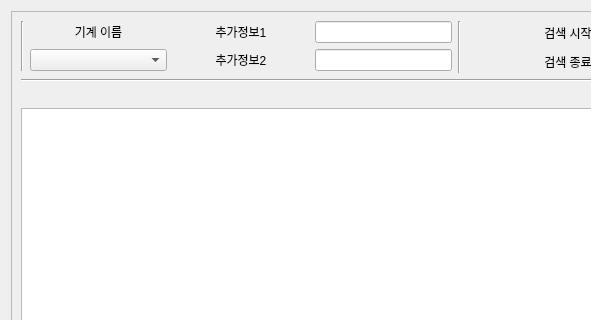
good7zzang/QT_DBA, file dbsearchact.ui: the form before one commit; both pictures show x 0 to 591 and y 0 to 320 of the 1100 by 1000 pixel window.
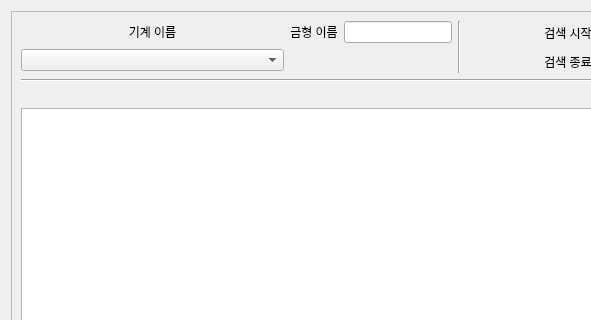
The form after the commit.

Diff of the .ui file:
```diff
--- a/dbsearchact.ui
+++ b/dbsearchact.ui
@@ -107,17 +107,7 @@
        </item>
        <item row="0" column="0">
         <layout class="QGridLayout" name="gridLayout_6">
-         <item row="1" column="1">
-          <widget class="QComboBox" name="comboBox_2"/>
-         </item>
-         <item row="0" column="0" rowspan="2">
-          <widget class="Line" name="line_2">
-           <property name="orientation">
-            <enum>Qt::Vertical</enum>
-           </property>
-          </widget>
-         </item>
-         <item row="0" column="1">
+         <item row="0" column="0">
           <widget class="QLabel" name="label_2">
            <property name="text">
             <string>기계 이름</string>
@@ -127,44 +117,33 @@
            </property>
           </widget>
          </item>
-         <item row="1" column="2">
-          <widget class="QLabel" name="label_6">
-           <property name="text">
-            <string>추가정보2</string>
-           </property>
-           <property name="alignment">
-            <set>Qt::AlignCenter</set>
-           </property>
-          </widget>
+         <item row="1" column="0">
+          <widget class="QComboBox" name="comboBox_2"/>
          </item>
          <item row="0" column="2">
-          <widget class="QLabel" name="label_5">
-           <property name="text">
-            <string>추가정보1</string>
-           </property>
-           <property name="alignment">
-            <set>Qt::AlignCenter</set>
-           </property>
-          </widget>
-         </item>
-         <item row="0" column="3">
           <widget class="QLineEdit" name="lineEdit">
            <property name="sizePolicy">
-            <sizepolicy hsizetype="Preferred" vsizetype="Fixed">
+            <sizepolicy hsizetype="Maximum" vsizetype="Fixed">
              <horstretch>0</horstretch>
              <verstretch>0</verstretch>
             </sizepolicy>
            </property>
           </widget>
          </item>
-         <item row="1" column="3">
-          <widget class="QLineEdit" name="lineEdit_2">
+         <item row="0" column="1">
+          <widget class="QLabel" name="label_5">
            <property name="sizePolicy">
-            <sizepolicy hsizetype="Preferred" vsizetype="Fixed">
+            <sizepolicy hsizetype="Maximum" vsizetype="Preferred">
              <horstretch>0</horstretch>
              <verstretch>0</verstretch>
             </sizepolicy>
            </property>
+           <property name="text">
+            <string>금형 이름</string>
+           </property>
+           <property name="alignment">
+            <set>Qt::AlignCenter</set>
+           </property>
           </widget>
          </item>
         </layout>
```
